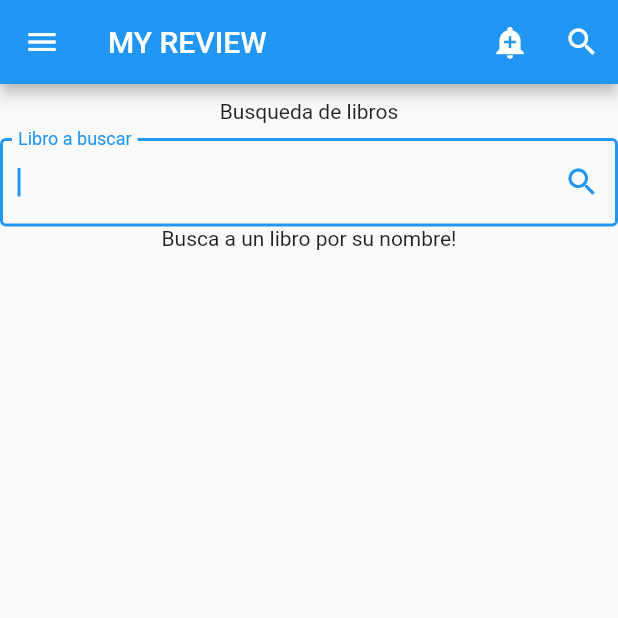
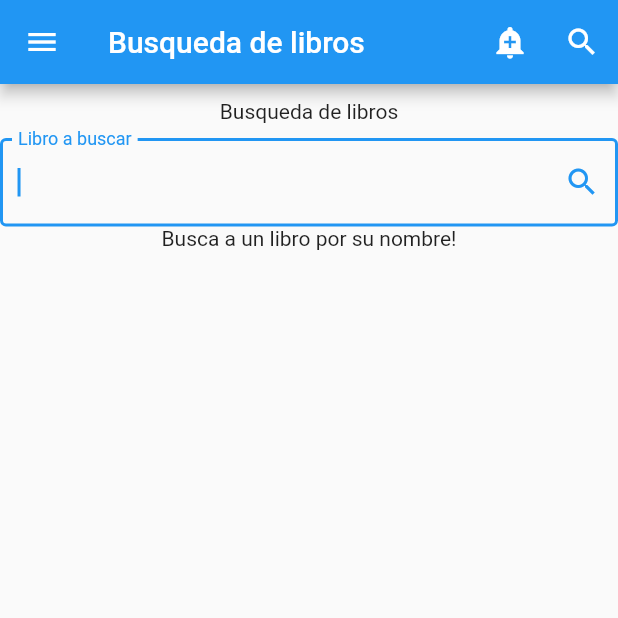
Before and after one commit to Kegara/vetitiliber, a Flutter app: the SearchPageL screen opened by its route, on a phone screen of 412 x 824 dp, the top half of it. Run offline on Flutter 3.47's test engine with Material 2 defaults, Android fonts, the phone set to English and light mode, and no system bars; our stand-ins replace fluttertoast, shared_preferences; accounts and stored records are empty; network calls fail.

Commit message:
cambios en funcion appbar

```diff
--- a/lib/Busquedas/busquedaG.dart
+++ b/lib/Busquedas/busquedaG.dart
@@ -30,7 +30,7 @@ class _SearchPageState extends State<SearchPage> {
     return Scaffold(
       //llamada al menu lateral y appbar
       drawer: MenuLateral(),
-      appBar: AppBar1("MY REVIEW", context),
+      appBar: appBar1("Busqueda por genero", context),
       resizeToAvoidBottomInset: false,
       body: SafeArea(
         child: Column(
--- a/lib/Busquedas/busquedaL.dart
+++ b/lib/Busquedas/busquedaL.dart
@@ -29,7 +29,7 @@ class _SearchPageLState extends State<SearchPageL> {
      return Scaffold(
         //llamada al menu lateral y appbar
         drawer: MenuLateral(),
-        appBar: AppBar1("Busqueda de libros", context),
+        appBar: appBar1("Busqueda de libros", context),
         resizeToAvoidBottomInset: false,
         body: SafeArea(
           child: Column(
--- a/lib/Busquedas/busquedaU.dart
+++ b/lib/Busquedas/busquedaU.dart
@@ -28,7 +28,7 @@ class _SearchPageUState extends State<SearchPageU> {
     return Scaffold(
         //llamada al menu lateral y appbar
         drawer: MenuLateral(),
-        appBar: AppBar1("MY REVIEW", context),
+        appBar: appBar1("Busqueda de usuarios", context),
         resizeToAvoidBottomInset: false,
         body: SafeArea(
           child: Column(
--- a/lib/componentes/menulateral.dart
+++ b/lib/componentes/menulateral.dart
@@ -119,9 +119,9 @@ class MenuLateral extends StatelessWidget {
   }
 }
 
-AppBar1(String x, BuildContext context) {
+appBar1(String x, BuildContext context) {
   return new AppBar(
-    title: Text("MY REVIEW"),
+    title: Text(x),
     actions: [
       IconButton(
         icon: const Icon(Icons.add_alert),
--- a/lib/inicio/inicio.dart
+++ b/lib/inicio/inicio.dart
@@ -26,7 +26,7 @@ class _StartPageState extends State<StartPage> {
   Widget build(BuildContext context) {
     return Scaffold(
       drawer: MenuLateral(),
-      appBar: AppBar1("MY REVIEW", context),
+      appBar: appBar1("MY REVIEW", context),
       body: SafeArea(
         child: Center(
           child: Column(
```
